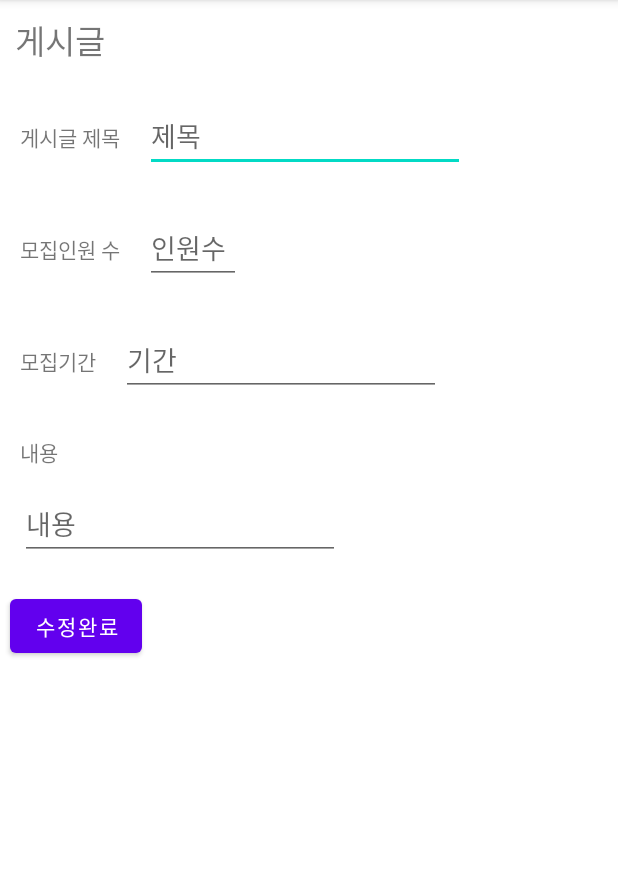
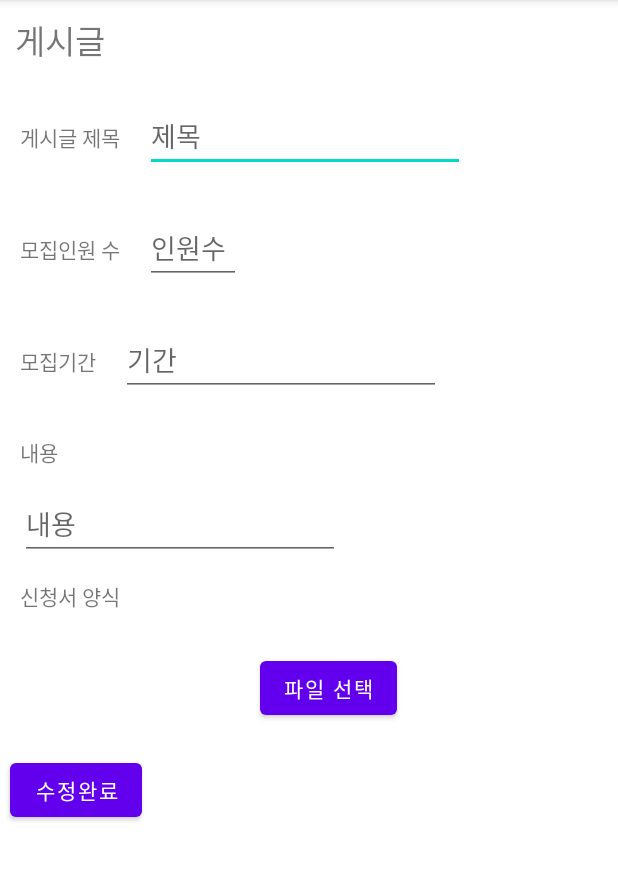
Before and after one commit to junha8070/KNU_Matching, an Android app: the PostRegisterActivity2 screen opened directly, with no data from a screen before it, on a phone screen of 412 x 824 dp, the part 84-965 px from its top. Run offline under Robolectric (Android 15) with nearby library versions, the phone set to English and light mode, and no system bars; our stand-ins replace Firebase (no records; nobody signed in at launch, a user with empty details on screens opened directly).

Commit message:
게시글 파일 수정기능 완료

```diff
--- a/app/src/main/java/com/example/knu_matching/AdapterActivity.java
+++ b/app/src/main/java/com/example/knu_matching/AdapterActivity.java
@@ -72,8 +72,9 @@ public class AdapterActivity extends RecyclerView.Adapter<AdapterActivity.Galler
                 intent.putExtra("Post", mDataset.get(temp).getStr_post());
                 intent.putExtra("Nickname", mDataset.get(temp).getStr_Nickname());
                 intent.putExtra("Email", mDataset.get(temp).getStr_email());
+                intent.putExtra("Time", mDataset.get(temp).getStr_time());
                 intent.putExtra("Id", mDataset.get(temp).getStr_Id());
-                intent.putExtra("application", mDataset.get(temp).getStr_application());
+                intent.putExtra("Application", mDataset.get(temp).getStr_application());
                 view.getContext().startActivity(intent);
             }
         });
--- a/app/src/main/java/com/example/knu_matching/PostRegisterActivity2.java
+++ b/app/src/main/java/com/example/knu_matching/PostRegisterActivity2.java
@@ -1,15 +1,20 @@
 package com.example.knu_matching;
+
+import static android.content.ContentValues.TAG;
 
 import androidx.annotation.NonNull;
 import androidx.annotation.RequiresApi;
 import androidx.appcompat.app.AppCompatActivity;
 
 import android.content.Intent;
+import android.net.Uri;
 import android.os.Build;
 import android.os.Bundle;
+import android.util.Log;
 import android.view.View;
 import android.widget.Button;
 import android.widget.EditText;
+import android.widget.TextView;
 import android.widget.Toast;
 
 import com.example.knu_matching.main.MainActivity;
@@ -20,8 +25,13 @@ import com.google.firebase.auth.FirebaseUser;
 import com.google.firebase.database.DatabaseReference;
 import com.google.firebase.database.FirebaseDatabase;
 import com.google.firebase.firestore.FirebaseFirestore;
+import com.google.firebase.storage.FirebaseStorage;
+import com.google.firebase.storage.StorageReference;
+import com.google.firebase.storage.UploadTask;
 
+import java.text.SimpleDateFormat;
 import java.util.ArrayList;
+import java.util.Date;
 
 @RequiresApi(api = Build.VERSION_CODES.O)
 public class PostRegisterActivity2 extends AppCompatActivity {
@@ -31,10 +41,20 @@ public class PostRegisterActivity2 extends AppCompatActivity {
     private ArrayList<postInfo> mDataset;
 
     private EditText edt_Title, edt_Number, edt_date, edt_post;
-    private Button btn_success;
-    private String str_Title, str_date, str_Number, str_post, str_time, str_Id;
+    private TextView tv_application;
+    private Button btn_success, btn_choice;
+    private String str_Title, str_date, str_Number, str_post, str_time, str_Id, str_application;
+    private String deletefilename;
     private ArrayList<postInfo> postInfo;
     private FirebaseUser user;
+    private FirebaseStorage storage = FirebaseStorage.getInstance();
+    private StorageReference storageRef = storage.getReference();
+
+    private Uri filePath;
+
+    SimpleDateFormat formatter = new SimpleDateFormat("yyyy_MM_dd_HH_mm_ss");
+    Date now = new Date();
+    String filename = formatter.format(now);
 
     @Override
     protected void onCreate(Bundle savedInstanceState) {
@@ -47,6 +67,9 @@ public class PostRegisterActivity2 extends AppCompatActivity {
         edt_Number = findViewById(R.id.edt_Number);
         edt_post = findViewById(R.id.edt_post);
 
+        tv_application = findViewById(R.id.tv_application);
+        btn_choice = findViewById(R.id.btn_choice);
+
         btn_success = findViewById(R.id.btn_success);
 
         mDatabaseRef = FirebaseDatabase.getInstance().getReference("Knu_Matching");
@@ -57,19 +80,43 @@ public class PostRegisterActivity2 extends AppCompatActivity {
         str_Number = intent.getStringExtra("Number");
         str_post = intent.getStringExtra("Post");
         str_Id = intent.getStringExtra("Id");
+        str_application = intent.getStringExtra("Application");
+        str_time = intent.getStringExtra("Time");
+
+        deletefilename = str_application;
+        System.out.println("app" + deletefilename);
+
 
         edt_Title.setText(str_Title);
         edt_Number.setText(str_Number);
         edt_date.setText(str_date);
         edt_post.setText(str_post);
+        tv_application.setText(str_application);
+
+
+
+
+
+        btn_choice.setOnClickListener(new View.OnClickListener() {
+            @Override
+            public void onClick(View view) {
+                Intent intent = new Intent();
+                intent.setType("image/*");
+                intent.setAction(Intent.ACTION_GET_CONTENT);
+                startActivityForResult(Intent.createChooser(intent, "이미지를 선택하세요."), 0);
+
+            }
+        });
 
         btn_success.setOnClickListener(new View.OnClickListener() {
             @Override
             public void onClick(View view) {
+
                 str_Title = edt_Title.getText().toString();
                 str_date = edt_date.getText().toString();
                 str_Number = edt_Number.getText().toString();
                 str_post = edt_post.getText().toString();
+                str_application = tv_application.getText().toString();
 
                 if (str_Title.trim().equals("") || str_date.trim().equals("") || str_Number.trim().equals("") || str_post.trim().equals("")) {
                     Toast.makeText(PostRegisterActivity2.this, "빈칸을 채워주세요", Toast.LENGTH_SHORT).show();
@@ -79,13 +126,16 @@ public class PostRegisterActivity2 extends AppCompatActivity {
                             .update("str_Title", str_Title,
                                     "str_date", str_date,
                                     "str_Number", str_Number,
-                                    "str_post", str_post)
+                                    "str_post", str_post,
+                                    "str_application", str_application)
                             .addOnSuccessListener(new OnSuccessListener<Void>() {
                         @Override
                         public void onSuccess(Void v) {
                             Toast.makeText(PostRegisterActivity2.this, "성공", Toast.LENGTH_SHORT).show();
                             Intent intent = new Intent(PostRegisterActivity2.this, MainActivity.class);
                             startActivity(intent);
+                            uploadFile();
+                            finish();
                         }
                     }).addOnFailureListener(new OnFailureListener() {
                         @Override
@@ -93,12 +143,57 @@ public class PostRegisterActivity2 extends AppCompatActivity {
                             Toast.makeText(PostRegisterActivity2.this, "실패", Toast.LENGTH_SHORT).show();
                         }
                     });
-
                 }
-
-
-
             }
         });
     }
+    protected void onActivityResult(int requestCode, int resultCode, Intent data) {
+        super.onActivityResult(requestCode, resultCode, data);
+        if(requestCode == 0 && resultCode == RESULT_OK){
+            filePath = data.getData();
+            Log.d(TAG, "uri:" + String.valueOf(filePath));
+            tv_application.setText(filename);
+            delete();
+
+        }
+    }
+
+    private void uploadFile() {
+        if (filePath != null) {
+            StorageReference storageRef = storage.getReferenceFromUrl("gs://knu-matching.appspot.com").child( str_Title + "/" + filename);
+            storageRef.putFile(filePath)
+                    .addOnSuccessListener(new OnSuccessListener<UploadTask.TaskSnapshot>() {
+                        @Override
+                        public void onSuccess(UploadTask.TaskSnapshot taskSnapshot) {
+                            Toast.makeText(getApplicationContext(), "업로드 완료!", Toast.LENGTH_SHORT).show();
+                        }
+                    })
+                    .addOnFailureListener(new OnFailureListener() {
+                        @Override
+                        public void onFailure(@NonNull Exception e) {
+                            Toast.makeText(getApplicationContext(), "업로드 실패!", Toast.LENGTH_SHORT).show();
+
+                        }
+                    });
+        } else {
+            Toast.makeText(getApplicationContext(), "파일을 먼저 선택하세요.", Toast.LENGTH_SHORT).show();
+        }
+    }
+    private void delete(){
+        StorageReference storageRef = storage.getReferenceFromUrl("gs://knu-matching.appspot.com/").child(str_Title + "/" + deletefilename);
+        if(filename != str_time) {
+            storageRef.delete().addOnSuccessListener(new OnSuccessListener<Void>() {
+                @Override
+                public void onSuccess(Void v) {
+
+                }
+            }).addOnFailureListener(new OnFailureListener() {
+                @Override
+                public void onFailure(@NonNull Exception exception) {
+                    // Uh-oh, an error occurred!
+                }
+            });
+        }
+
+    }
 }
--- a/app/src/main/java/com/example/knu_matching/postActivity.java
+++ b/app/src/main/java/com/example/knu_matching/postActivity.java
@@ -85,9 +85,9 @@ public class postActivity extends AppCompatActivity {
     // 포맷팅
     String formatedNow = Now.format(DateTimeFormatter.ofPattern("yyyy_MM_dd_HH_mm_ss"));
 
-    SimpleDateFormat formatter = new SimpleDateFormat("yyyyMMHH_mmss");
+    SimpleDateFormat formatter = new SimpleDateFormat("yyyy_MM_dd_HH_mm_ss");
     Date now = new Date();
-    String filename = formatter.format(now) + ".png";
+    String filename = formatter.format(now);
 
 
 
--- a/app/src/main/res/layout/activity_post_register2.xml
+++ b/app/src/main/res/layout/activity_post_register2.xml
@@ -93,6 +93,32 @@
                 android:layout_margin="10px"
                 android:hint="내용"
                 android:id="@+id/edt_post"/>
+            <TextView
+                android:layout_width="wrap_content"
+                android:layout_height="wrap_content"
+                android:text="신청서 양식 "
+                android:layout_margin="10px"/>
+        </LinearLayout>
+        <LinearLayout
+            android:layout_width="match_parent"
+            android:layout_height="wrap_content"
+            android:orientation="horizontal"
+            android:layout_margin="10px"
+            tools:ignore="WebViewLayout">
+            <TextView
+                android:layout_width="wrap_content"
+                android:layout_height="wrap_content"
+                android:ems="10"
+                android:text=" 파일첨부 "
+                android:linksClickable="true"
+                android:autoLink="web"
+                android:id="@+id/tv_application"/>
+            <Button
+                android:layout_width="wrap_content"
+                android:layout_height="wrap_content"
+                android:text="파일 선택"
+                android:layout_margin="10px"
+                android:id="@+id/btn_choice"/>
         </LinearLayout>
         <LinearLayout
             android:layout_width="match_parent"
```
Also changed, not shown: app/src/main/java/com/example/knu_matching/postRegisterActivity.java (+5 -7 lines).
